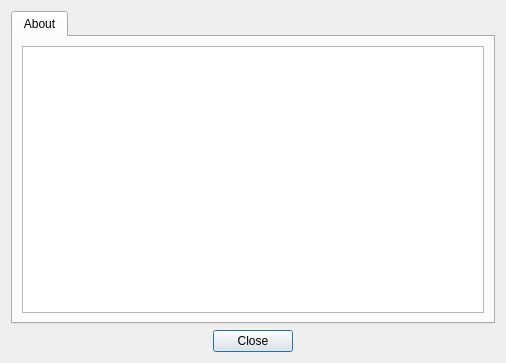
Before: the Qt Designer form forms/about_dialog.ui in mstuttgart/pynocchio, drawn with Qt 5.
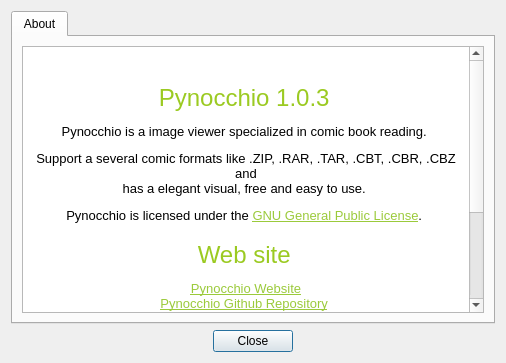
After: the same form once the commit is applied. Icons and pictures are not drawn.

Commit message: [NEW] Using deafult theme

```diff
--- a/forms/about_dialog.ui
+++ b/forms/about_dialog.ui
@@ -64,8 +64,18 @@
           <string>&lt;!DOCTYPE HTML PUBLIC &quot;-//W3C//DTD HTML 4.0//EN&quot; &quot;http://www.w3.org/TR/REC-html40/strict.dtd&quot;&gt;
 &lt;html&gt;&lt;head&gt;&lt;meta name=&quot;qrichtext&quot; content=&quot;1&quot; /&gt;&lt;style type=&quot;text/css&quot;&gt;
 p, li { white-space: pre-wrap; }
-&lt;/style&gt;&lt;/head&gt;&lt;body style=&quot; font-family:'Noto Sans'; font-size:9pt; font-weight:400; font-style:normal;&quot;&gt;
-&lt;p style=&quot;-qt-paragraph-type:empty; margin-top:0px; margin-bottom:0px; margin-left:0px; margin-right:0px; -qt-block-indent:0; text-indent:0px;&quot;&gt;&lt;br /&gt;&lt;/p&gt;&lt;/body&gt;&lt;/html&gt;</string>
+&lt;/style&gt;&lt;/head&gt;&lt;body style=&quot; font-family:'Noto Sans'; font-size:10pt; font-weight:400; font-style:normal;&quot;&gt;
+&lt;p align=&quot;center&quot; style=&quot; margin-top:12px; margin-bottom:12px; margin-left:0px; margin-right:0px; -qt-block-indent:0; text-indent:0px;&quot;&gt;&lt;img src=&quot;:/others/pynocchio.png&quot; /&gt; &lt;/p&gt;
+&lt;p align=&quot;center&quot; style=&quot; margin-top:18px; margin-bottom:12px; margin-left:0px; margin-right:0px; -qt-block-indent:0; text-indent:0px;&quot;&gt;&lt;span style=&quot; font-size:xx-large; color:#9bca22;&quot;&gt;Pynocchio 1.0.3&lt;/span&gt; &lt;/p&gt;
+&lt;p align=&quot;center&quot; style=&quot; margin-top:12px; margin-bottom:12px; margin-left:0px; margin-right:0px; -qt-block-indent:0; text-indent:0px;&quot;&gt;Pynocchio is a image viewer specialized in comic book reading. &lt;/p&gt;
+&lt;p align=&quot;center&quot; style=&quot; margin-top:12px; margin-bottom:12px; margin-left:0px; margin-right:0px; -qt-block-indent:0; text-indent:0px;&quot;&gt;Support a several comic formats like .ZIP, .RAR, .TAR, .CBT, .CBR, .CBZ and &lt;br /&gt;has a elegant visual, free and easy to use. &lt;/p&gt;
+&lt;p align=&quot;center&quot; style=&quot; margin-top:12px; margin-bottom:12px; margin-left:0px; margin-right:0px; -qt-block-indent:0; text-indent:0px;&quot;&gt;Pynocchio is licensed under the &lt;a href=&quot;https://github.com/pynocchio/pynocchio/raw/develop/LICENSE&quot;&gt;&lt;span style=&quot; text-decoration: underline; color:#9bca3b;&quot;&gt;GNU General Public License&lt;/span&gt;&lt;/a&gt;. &lt;/p&gt;
+&lt;p align=&quot;center&quot; style=&quot; margin-top:18px; margin-bottom:12px; margin-left:0px; margin-right:0px; -qt-block-indent:0; text-indent:0px;&quot;&gt;&lt;span style=&quot; font-size:xx-large; color:#9bca22;&quot;&gt;Web site&lt;/span&gt; &lt;/p&gt;
+&lt;p align=&quot;center&quot; style=&quot; margin-top:12px; margin-bottom:12px; margin-left:0px; margin-right:0px; -qt-block-indent:0; text-indent:0px;&quot;&gt;&lt;a href=&quot;http://pynocchio.github.io&quot;&gt;&lt;span style=&quot; text-decoration: underline; color:#9bca3b;&quot;&gt;Pynocchio Website&lt;/span&gt;&lt;/a&gt; &lt;br /&gt;&lt;a href=&quot;https://github.com/pynocchio/pynocchio&quot;&gt;&lt;span style=&quot; text-decoration: underline; color:#9bca3b;&quot;&gt;Pynocchio Github Repository&lt;/span&gt;&lt;/a&gt; &lt;/p&gt;
+&lt;p align=&quot;center&quot; style=&quot; margin-top:18px; margin-bottom:12px; margin-left:0px; margin-right:0px; -qt-block-indent:0; text-indent:0px;&quot;&gt;&lt;span style=&quot; font-size:xx-large; color:#9bca22;&quot;&gt;Third-party resources&lt;/span&gt; &lt;/p&gt;
+&lt;p align=&quot;center&quot; style=&quot; margin-top:12px; margin-bottom:12px; margin-left:0px; margin-right:0px; -qt-block-indent:0; text-indent:0px;&quot;&gt;Pynocchio use some icons from &lt;a href=&quot;https://store.kde.org/content/show.php/elementary+USU?content=148128&quot;&gt;&lt;span style=&quot; text-decoration: underline; color:#9bca3b;&quot;&gt;Elementary USU Icon Theme&lt;/span&gt;&lt;/a&gt;. &lt;/p&gt;
+&lt;p align=&quot;center&quot; style=&quot; margin-top:18px; margin-bottom:12px; margin-left:0px; margin-right:0px; -qt-block-indent:0; text-indent:0px;&quot;&gt;&lt;span style=&quot; font-size:xx-large; color:#9bca22;&quot;&gt;Credits&lt;/span&gt; &lt;/p&gt;
+&lt;p align=&quot;center&quot; style=&quot; margin-top:12px; margin-bottom:12px; margin-left:0px; margin-right:0px; -qt-block-indent:0; text-indent:0px;&quot;&gt;Copyright(C) 2014-2016 by &lt;a href=&quot;https://github.com/mstuttgart/&quot;&gt;&lt;span style=&quot; text-decoration: underline; color:#9bca3b;&quot;&gt;Michell Stuttgart Faria&lt;/span&gt;&lt;/a&gt; &lt;/p&gt;&lt;/body&gt;&lt;/html&gt;</string>
          </property>
          <property name="source">
           <url>
```
Left out of the diff: 3 changed lines with no effect on the pictures. The commit also changes 10 other files.
